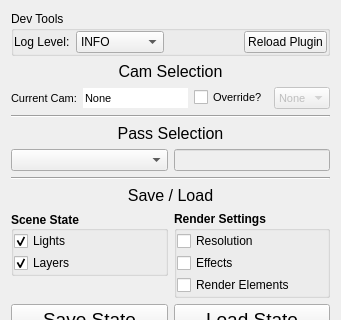
Above: radish_standalone.ui from stephensmitchell-forks/radish before the change; both pictures show x 0 to 341 and y 0 to 320 of the 341 by 486 pixel window. Below: the same form after it.
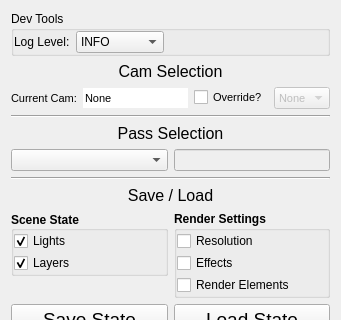
That is the form after the change.

Commit message: -Began reorganizing modules with focus on modularity -Initial commit of radish_logger.py, radish.py -radishUI.py renamed radish_ui.py -Added code to radish.py to force reload of all radish modules in radish.py

What changed in the file:
```diff
--- a/radish_standalone.ui
+++ b/radish_standalone.ui
@@ -54,19 +54,6 @@
        <number>0</number>
       </property>
       <item row="0" column="3">
-       <widget class="QPushButton" name="dev_reload_btn">
-        <property name="font">
-         <font>
-          <weight>50</weight>
-          <bold>false</bold>
-         </font>
-        </property>
-        <property name="text">
-         <string>Reload Plugin</string>
-        </property>
-       </widget>
-      </item>
-      <item row="0" column="2">
        <spacer name="horizontalSpacer">
         <property name="orientation">
          <enum>Qt::Horizontal</enum>
```
Left out of the diff: 4 changed lines with no effect on the pictures. The commit also changes 4 other files.
